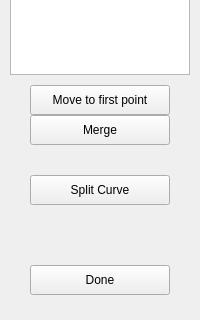
wiatrak2/curver, file curver/ui/curve_join.ui: the form before one commit; both pictures show x 0 to 200 and y 235 to 555 of the 200 by 650 pixel window.
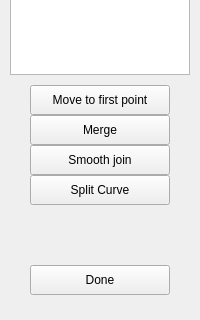
The form after the commit.

Commit message: Smooth join done

Patch:
```diff
--- a/curver/ui/curve_join.ui
+++ b/curver/ui/curve_join.ui
@@ -75,6 +75,19 @@
     <string>Merge</string>
    </property>
   </widget>
+  <widget class="QPushButton" name="smoothJoinButton">
+   <property name="geometry">
+    <rect>
+     <x>30</x>
+     <y>380</y>
+     <width>140</width>
+     <height>30</height>
+    </rect>
+   </property>
+   <property name="text">
+    <string>Smooth join</string>
+   </property>
+  </widget>
  </widget>
  <resources/>
  <connections/>
```
The commit also changes 8 other files.
